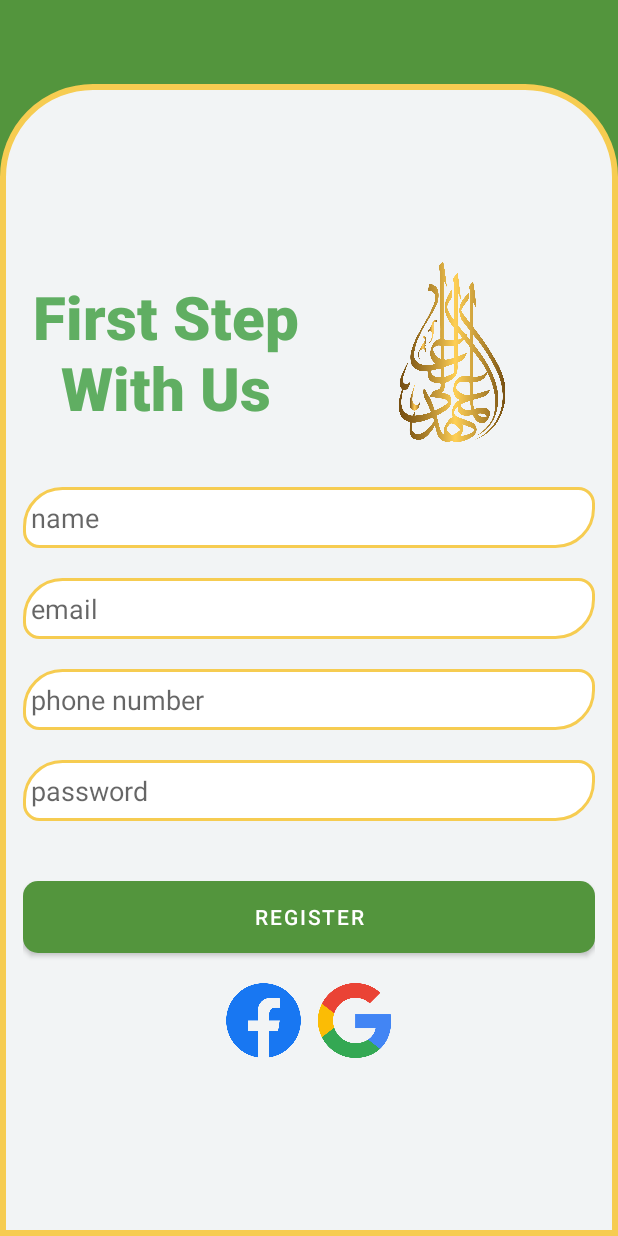
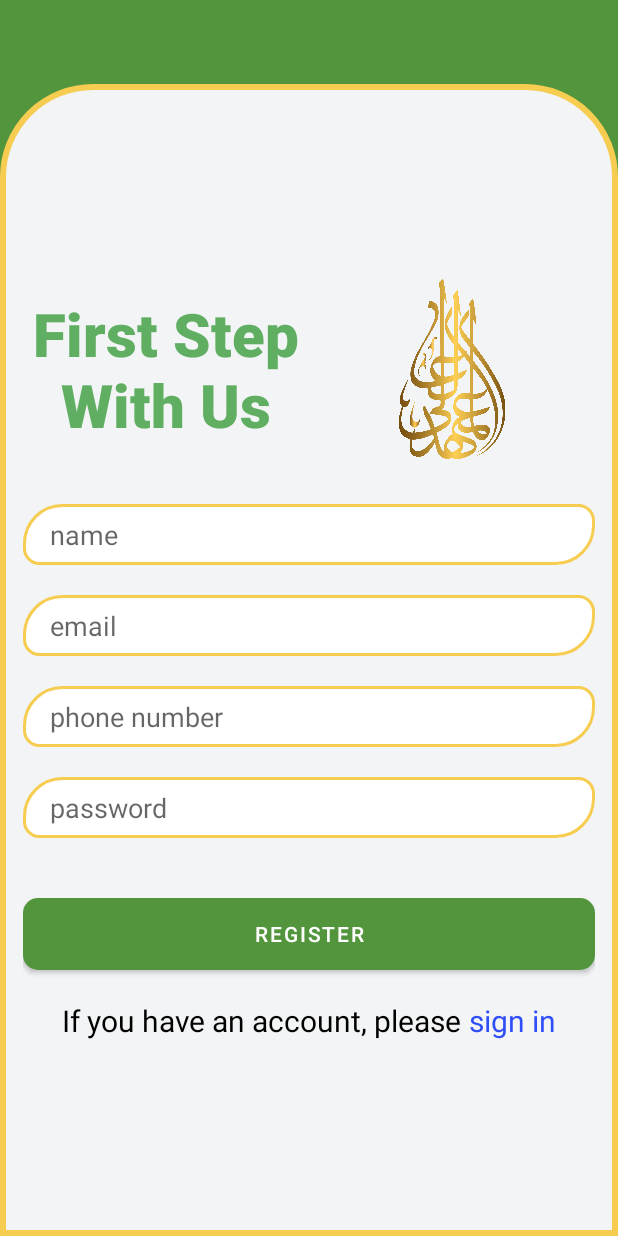
Before and after one commit to BekkhanCo/mobile-app-oliy-mahad, an Android app: the layout activity_register.xml on its own in the app's theme, with its tools: preview values and no code run, on a phone screen of 412 x 824 dp. Run offline under Robolectric (Android 15) with nearby library versions, the light colour scheme and no system bars.

Commit message:
register screen

```diff
--- a/app/src/main/res/layout/activity_register.xml
+++ b/app/src/main/res/layout/activity_register.xml
@@ -48,7 +48,7 @@
             android:background="@drawable/edt_back"
             android:hint="name"
             android:inputType="textPersonName"
-            android:paddingHorizontal="5dp"
+            android:paddingHorizontal="18dp"
             android:paddingVertical="8dp" />
 
         <EditText
@@ -59,7 +59,7 @@
             android:background="@drawable/edt_back"
             android:hint="email"
             android:inputType="textEmailAddress"
-            android:paddingHorizontal="5dp"
+            android:paddingHorizontal="18dp"
             android:paddingVertical="8dp" />
 
 
@@ -71,7 +71,7 @@
             android:background="@drawable/edt_back"
             android:hint="phone number"
             android:inputType="phone"
-            android:paddingHorizontal="5dp"
+            android:paddingHorizontal="18dp"
             android:paddingVertical="8dp" />
 
         <EditText
@@ -84,7 +84,7 @@
             android:inputType="textPassword"
             android:maxEms="16"
             android:minEms="4"
-            android:paddingHorizontal="5dp"
+            android:paddingHorizontal="18dp"
             android:paddingVertical="8dp" />
 
 
@@ -102,17 +102,20 @@
             android:layout_height="wrap_content"
             android:gravity="center">
 
-            <ImageView
-                android:layout_width="50dp"
-                android:layout_height="50dp"
-                android:layout_marginEnd="5dp"
-                android:src="@drawable/facebook" />
+            <TextView
+                android:layout_width="wrap_content"
+                android:layout_height="wrap_content"
+                android:text="If you have an account, please "
+                android:textColor="@color/black"
+                android:textSize="20sp" />
 
-            <ImageView
-                android:layout_width="50dp"
-                android:layout_height="50dp"
-                android:layout_marginStart="5dp"
-                android:src="@drawable/google" />
+            <TextView
+                android:id="@+id/go_sign_in"
+                android:layout_width="wrap_content"
+                android:layout_height="wrap_content"
+                android:text="sign in"
+                android:textColor="@color/blue"
+                android:textSize="20sp" />
         </LinearLayout>
 
     </LinearLayout>
--- a/app/src/main/res/values/colors.xml
+++ b/app/src/main/res/values/colors.xml
@@ -12,5 +12,6 @@
     <color name="yellow">#F6CC51</color>
     <color name="deep_white">#F2F4F5</color>
     <color name="red">#E80909</color>
+    <color name="blue">#304EF8</color>
 
 </resources>
```
Also changed, not shown: app/src/main/res/drawable-v24/facebook.png (deleted), app/src/main/res/drawable-v24/google.png (deleted).
